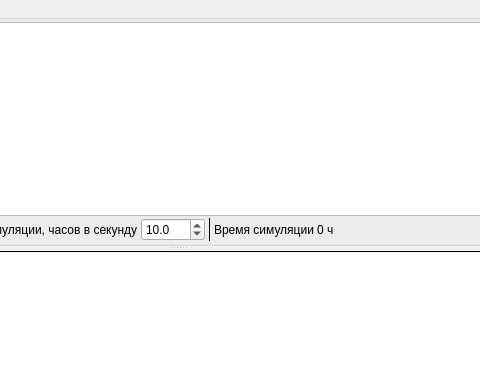
Old version of the form viewer/mainwindow.ui in the repository strawfill/ship; both pictures show x 249 to 729 and y 0 to 389 of the 853 by 643 pixel window.
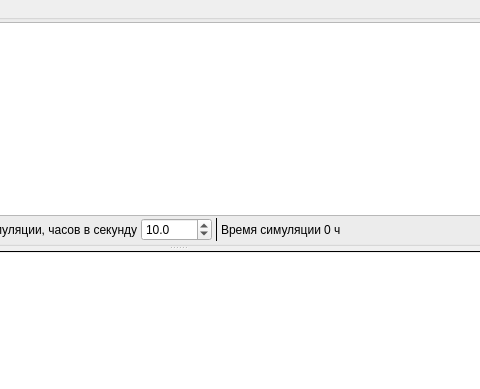
New version of the form. Icons and pictures are not drawn. Custom widgets are drawn as their Qt base class.

```diff
--- a/viewer/mainwindow.ui
+++ b/viewer/mainwindow.ui
@@ -173,7 +173,7 @@
                   <double>0.100000000000000</double>
                  </property>
                  <property name="maximum">
-                  <double>1000.000000000000000</double>
+                  <double>10000.000000000000000</double>
                  </property>
                  <property name="singleStep">
                   <double>1.000000000000000</double>
```
